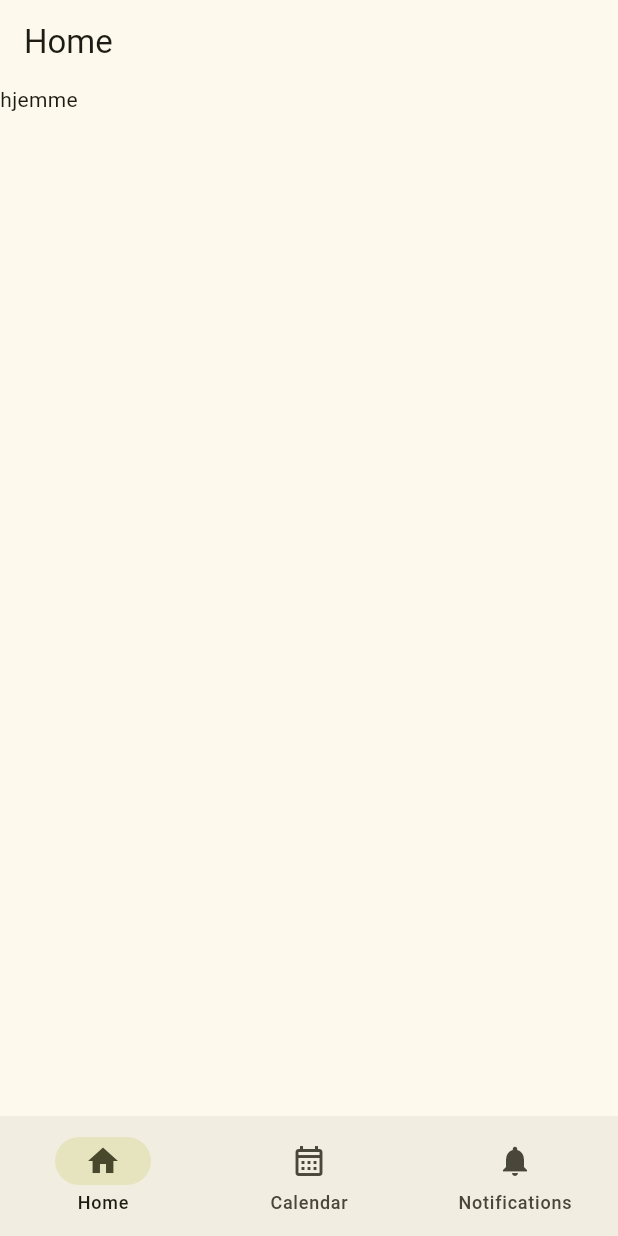
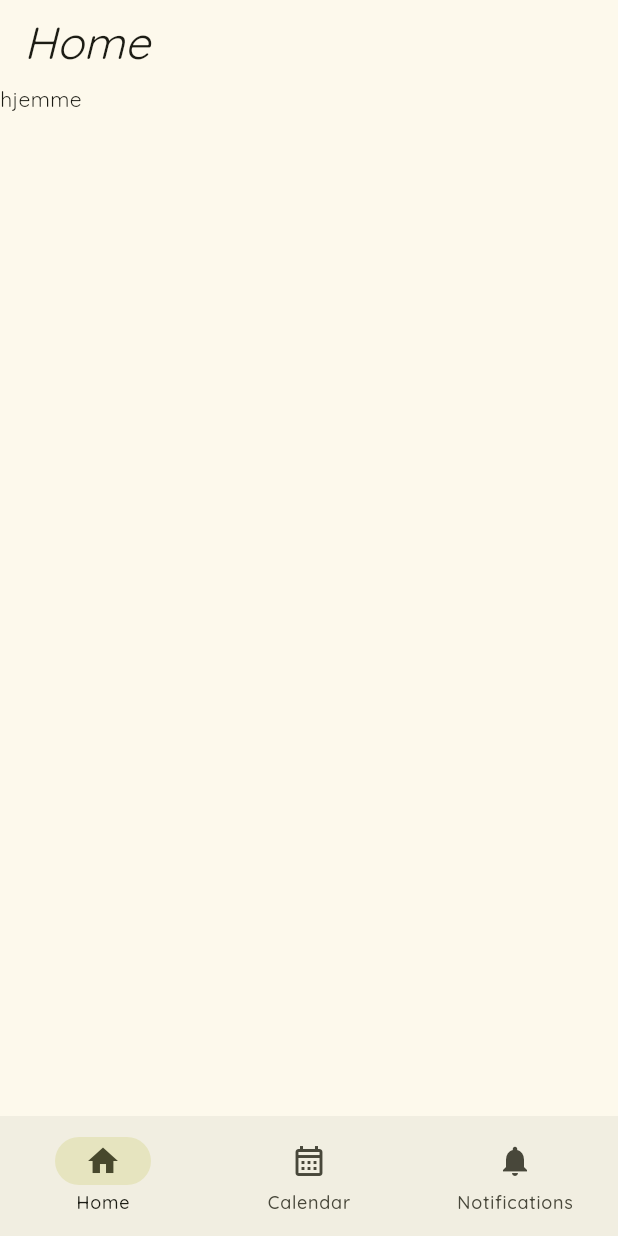
Before and after one commit to ellenritterbusch/urinary_incontinence_application, a Flutter app: the screen it shows after launch, on a phone screen of 412 x 824 dp. Run offline on Flutter 3.47's test engine with Material 3 defaults, Android fonts, the light colour scheme and no system bars; our stand-ins replace google_fonts.

Commit message:
GoogleFontsWorks

```diff
--- a/lib/main.dart
+++ b/lib/main.dart
@@ -1,5 +1,5 @@
 import 'package:flutter/material.dart';
-//import 'package:google_fonts/google_fonts.dart';
+import 'package:google_fonts/google_fonts.dart';
 import 'package:urinary_incontinence_application/BladderDiary/BladderDiaryPage.dart';
 import 'package:urinary_incontinence_application/Home/HomePage.dart';
 import 'package:urinary_incontinence_application/Notifications/NotificationsPage.dart';
@@ -22,19 +22,20 @@ class MyApp extends StatelessWidget {
           seedColor: Color.fromARGB(70, 239, 242, 40),
           brightness: Brightness.light,
         ),
-      // textTheme: TextTheme(
-      //     displayLarge: const TextStyle(
-      //       fontSize: 72,
-      //       fontWeight: FontWeight.bold,
-      //     ),
-      //     // ···
-      //     titleLarge: GoogleFonts.oswald(
-      //       fontSize: 30,
-      //       fontStyle: FontStyle.italic,
-      //     ),
-      //     bodyMedium: GoogleFonts.merriweather(),
-      //     displaySmall: GoogleFonts.pacifico(),
-      //  ),
+      textTheme: TextTheme(
+          displayLarge: const TextStyle(
+            fontSize: 72,
+            fontWeight: FontWeight.bold,
+          ),
+          // ···
+          titleLarge: GoogleFonts.quicksand(
+            fontSize: 30,
+            fontStyle: FontStyle.italic,
+          ),
+          bodyMedium: GoogleFonts.quicksand(),
+          displaySmall: GoogleFonts.pacifico(),
+      ),
+       fontFamily: GoogleFonts.quicksand().fontFamily
         ),
       home: const RootPage()
     );
--- a/pubspec.yaml
+++ b/pubspec.yaml
@@ -36,7 +36,7 @@ dependencies:
   # The following adds the Cupertino Icons font to your application.
   # Use with the CupertinoIcons class for iOS style icons.
   cupertino_icons: ^1.0.2
-  # google_fonts: ^6.2.0
+  google_fonts: 6.1.0
 
 
 dev_dependencies:
```
Also changed, not shown: pubspec.lock, 1 other file.
